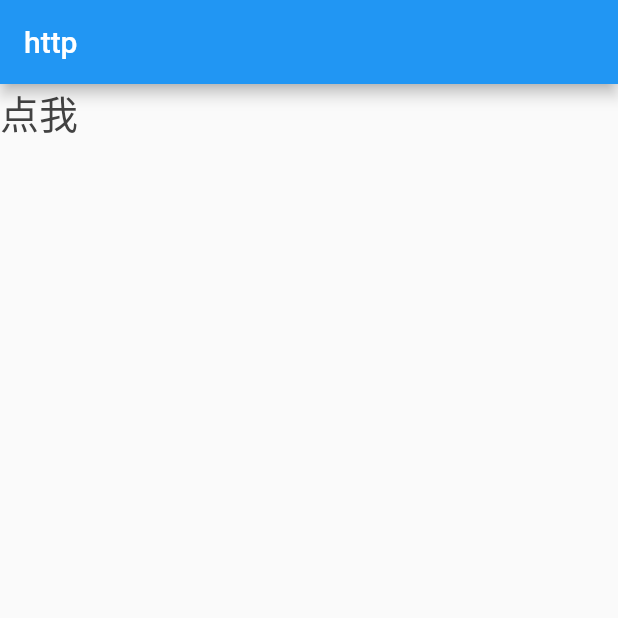
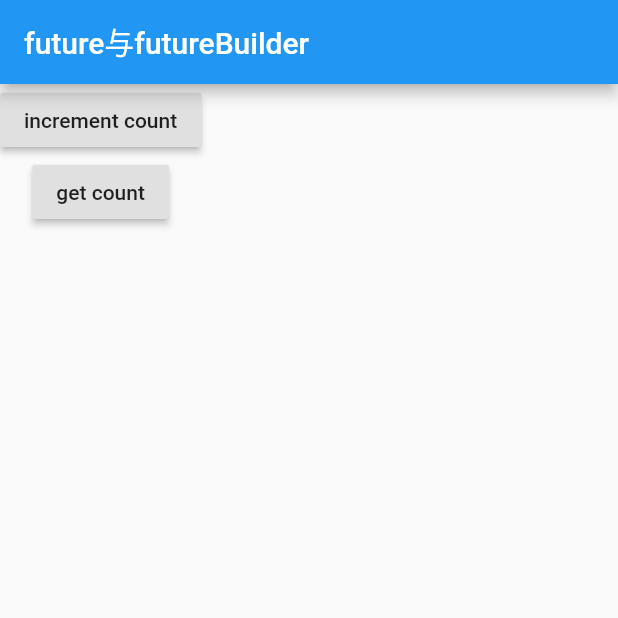
Before and after one commit to pangbaohui/flutter_app, a Flutter app: the screen it shows after launch, on a phone screen of 412 x 824 dp, the top half of it. Run offline on Flutter 3.47's test engine with Material 2 defaults, Android fonts, the phone set to English and light mode, and no system bars; our stand-ins replace flutter_swiper, shared_preferences; missing offline and left inert: flutter_color_plugin.

Commit message:
flutter初次试验

```diff
--- a/lib/main.dart
+++ b/lib/main.dart
@@ -1,4 +1,5 @@
 import 'package:flutter/material.dart';
+import 'package:shared_preferences/shared_preferences.dart';
 import 'package:http/http.dart' as http;
 import 'dart:convert' as convert;
 import 'package:flutter_app/plugin_use.dart';
@@ -28,54 +29,118 @@ class MyApp extends StatefulWidget {
 }
 
 class _State extends State<MyApp> {
-  String showResult = '';
-  Future<CommonModel> fetchPost() async{
-    final response = await http.get('http://www.devio.org/io/flutter_app/json/test_common_model.json');
-    final result = convert.json.decode(response.body);
-    return CommonModel.fromJson(result);
-  }
+//  String showResult = '';
+//  Future<CommonModel> fetchPost() async{
+//    final response = await http.get('http://www.devio.org/io/flutter_app/json/test_common_model.json');
+//    convert.Utf8Decoder utf8decoder = convert.Utf8Decoder();//中文乱码
+//    final result = convert.json.decode(utf8decoder.convert(response.bodyBytes));
+//    return CommonModel.fromJson(result);
+//  }
+  String countString = '';
+  String localCount = '';
   @override
   Widget build(BuildContext context) {
     return MaterialApp(
       home: Scaffold(
         appBar: AppBar(
-          title: Text('http'),
+          title: Text('future与futureBuilder'),
         ),
-        body: Column(
-          children: <Widget>[
-            InkWell(
-              onTap: (){
-                fetchPost().then((CommonModel value){
-                  setState(() {
-                    showResult = '请求结果：\n hideAppBar: ${value.hideAppBar}\n icon:${value.icon}';
-                  });
-                });
-              },
-              child: Text('点我',style: TextStyle(color: Colors.grey[800],fontSize: 26),),
-            ),
-            Text(showResult)
-          ],
-        ),
+        body:Column(children: <Widget>[
+          RaisedButton(
+            onPressed: _incrementCounter,
+            child: Text('increment count'),
+          ),
+          RaisedButton(
+            onPressed: _getCounter,
+            child: Text('get count'),
+          ),
+          Text(
+            countString,
+            style: TextStyle(fontSize: 20),
+          ),
+          Text(
+            localCount,
+            style: TextStyle(fontSize: 20),
+          )
+        ],)
+//        FutureBuilder<CommonModel>(
+//         future: fetchPost(),
+//         builder: (BuildContext context, AsyncSnapshot<CommonModel> snapshot){
+//          switch(snapshot.connectionState){
+//          //检查网络连接状态
+//            case ConnectionState.none:
+//              return  Text('input a url to start');
+//            case ConnectionState.waiting:
+//              return  Center(child: CircularProgressIndicator(),);
+//            case ConnectionState.active:
+//              return  new Text('激活状态');
+//            case ConnectionState.done:
+//              if(snapshot.hasError){
+//                return new Text('${snapshot.error}',style: TextStyle(color: Colors.red),);
+//              }else{
+//                return new Column(children: <Widget>[
+//                  Text('返回数据'),
+//                  Text('icon${snapshot.data.icon}'),
+//                  Text('title${snapshot.data.title}'),
+//                  Text('url${snapshot.data.url}'),
+//                  Text('statusBarColor${snapshot.data.statusBarColor}'),
+//                  Text('hideAppBar${snapshot.data.hideAppBar}'),
+//                ],);
+//              }
+//          }
+//
+//        })
+
+
+//        Column(
+//          children: <Widget>[
+//            InkWell(
+//              onTap: (){
+//                fetchPost().then((CommonModel value){
+//                  setState(() {
+//                    showResult = '请求结果：\n hideAppBar: ${value.hideAppBar}\n icon:${value.icon}';
+//                  });
+//                });
+//              },
+//              child: Text('点我',style: TextStyle(color: Colors.grey[800],fontSize: 26),),
+//            ),
+//            Text(showResult)
+//          ],
+//        ),
       ),
     );
   }
+  _incrementCounter() async{
+    SharedPreferences prefs = await SharedPreferences.getInstance();
+    setState(() {
+      countString = countString + "1";
+    });
+    int counter = (prefs.getInt('counter') ?? 0) + 1;
+    await prefs.setInt('counter',counter);
+  }
+  _getCounter() async{
+    SharedPreferences prefs = await SharedPreferences.getInstance();
+    setState(() {
+      localCount = prefs.getInt('counter').toString();
+    });
+  }
 }
 
-class CommonModel{
-  final String icon;
-  final String title;
-  final String url;
-  final String statusBarColor;
-  final bool hideAppBar;
-
-  CommonModel({this.icon, this.title, this.url, this.statusBarColor, this.hideAppBar});
-  factory CommonModel.fromJson(Map<String,dynamic>json){
-    return CommonModel(
-      icon: json['icon'],
-      title: json['title'],
-      url: json['url'],
-      statusBarColor: json['statusBarColor'],
-      hideAppBar: json['hideAppBar'],
-    );
-  }
-}
+//class CommonModel{
+//  final String icon;
+//  final String title;
+//  final String url;
+//  final String statusBarColor;
+//  final bool hideAppBar;
+//
+//  CommonModel({this.icon, this.title, this.url, this.statusBarColor, this.hideAppBar});
+//  factory CommonModel.fromJson(Map<String,dynamic>json){
+//    return CommonModel(
+//      icon: json['icon'],
+//      title: json['title'],
+//      url: json['url'],
+//      statusBarColor: json['statusBarColor'],
+//      hideAppBar: json['hideAppBar'],
+//    );
+//  }
+//}
--- a/pubspec.yaml
+++ b/pubspec.yaml
@@ -26,6 +26,8 @@ dependencies:
   flutter_color_plugin: ^0.0.2
   flutter_swiper: ^1.1.6
   http: ^0.12.0+2
+  shared_preferences: ^0.5.3+4
+
 dev_dependencies:
   flutter_test:
     sdk: flutter
```
